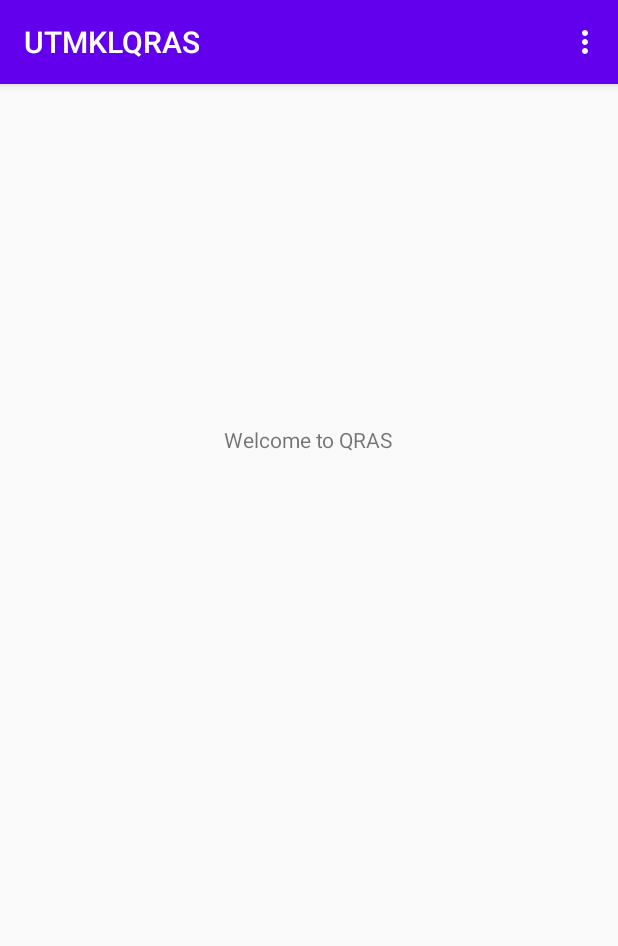
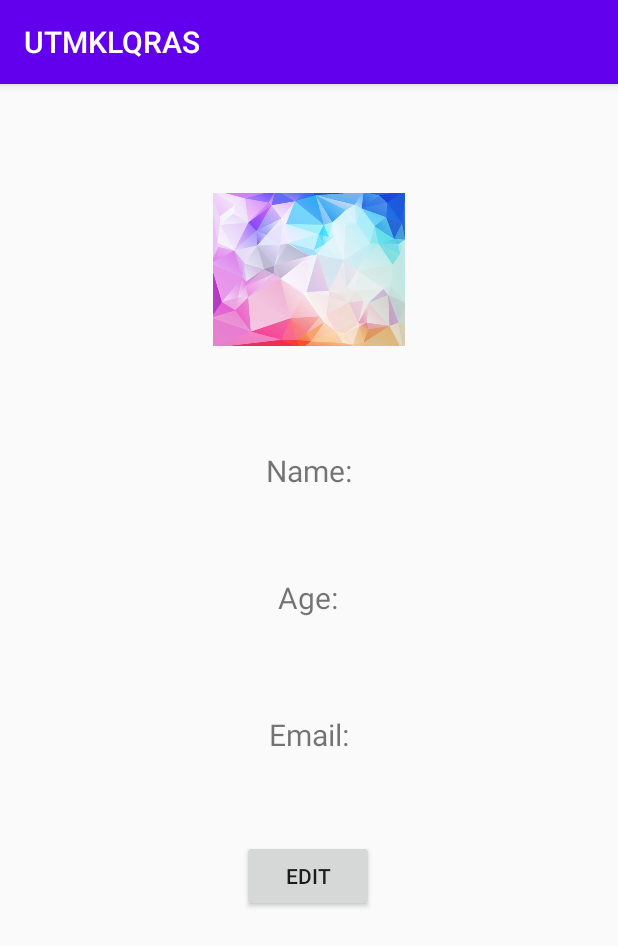
Before and after one commit to adamilman/UTMKLQRAS, an Android app: the screen it shows after launch once a user with an empty profile is signed in (HomePageActivity before the commit, ProfileActivity after it), in the options menu, after a tap on "My Profile", on a phone screen of 412 x 824 dp. Shown: the top 946 px of the screen. Run offline under Robolectric (Android 15) with nearby library versions, the phone set to English and light mode, and no system bars; our stand-ins replace Firebase (no records; nobody signed in at launch, a user with empty details on screens opened directly); 3 statements that could not run were skipped.

Commit message:
edit profile info

```diff
--- a/UTMKLQRAS/app/src/main/AndroidManifest.xml
+++ b/UTMKLQRAS/app/src/main/AndroidManifest.xml
@@ -9,7 +9,8 @@
         android:roundIcon="@mipmap/ic_launcher_round"
         android:supportsRtl="true"
         android:theme="@style/AppTheme">
-        <activity android:name=".PasswordActivity"></activity>
+        <activity android:name=".ProfileActivity"></activity>
+        <activity android:name=".PasswordActivity" />
         <activity android:name=".RegistrationActivity" />
         <activity android:name=".HomePageActivity" />
         <activity android:name=".LoginActivity">
--- a/UTMKLQRAS/app/src/main/java/com/example/utmklqras/HomePageActivity.java
+++ b/UTMKLQRAS/app/src/main/java/com/example/utmklqras/HomePageActivity.java
@@ -40,6 +40,8 @@ public class HomePageActivity extends AppCompatActivity {
             case R.id.menulogout:{
                 Logout();
             }
+            case R.id.menuprofile:
+                startActivity(new Intent(HomePageActivity.this, ProfileActivity.class));
         }
         return super.onOptionsItemSelected(item);
     }
--- /dev/null
+++ b/UTMKLQRAS/app/src/main/java/com/example/utmklqras/ProfileActivity.java
@@ -0,0 +1,59 @@
+package com.example.utmklqras;
+
+import androidx.annotation.NonNull;
+import androidx.appcompat.app.AppCompatActivity;
+
+import android.os.Bundle;
+import android.widget.Button;
+import android.widget.ImageView;
+import android.widget.TextView;
+import android.widget.Toast;
+
+import com.google.firebase.auth.FirebaseAuth;
+import com.google.firebase.database.DataSnapshot;
+import com.google.firebase.database.DatabaseError;
+import com.google.firebase.database.DatabaseReference;
+import com.google.firebase.database.FirebaseDatabase;
+import com.google.firebase.database.ValueEventListener;
+
+public class ProfileActivity extends AppCompatActivity {
+
+    private ImageView profilePic;
+    private TextView profileName, profileAge, profileEmail;
+    private Button profileUpdate;
+    private FirebaseAuth firebaseAuth;
+    private FirebaseDatabase firebaseDatabase;
+
+
+    @Override
+    protected void onCreate(Bundle savedInstanceState) {
+        super.onCreate(savedInstanceState);
+        setContentView(R.layout.activity_profile);
+
+        profilePic = findViewById(R.id.ivProfilePic);
+        profileName = findViewById(R.id.tvProfileName);
+        profileAge= findViewById(R.id.tvProfileAge);
+        profileEmail = findViewById(R.id.tvProfileEmail);
+        profileUpdate = findViewById(R.id.btnProfileUpdate);
+
+        firebaseAuth = FirebaseAuth.getInstance();
+        firebaseDatabase = FirebaseDatabase.getInstance();
+
+        DatabaseReference databaseReference = firebaseDatabase.getReference(firebaseAuth.getUid());
+        databaseReference.addValueEventListener(new ValueEventListener() {
+            @Override
+            public void onDataChange(@NonNull DataSnapshot snapshot) {
+                UserProfile userProfile = snapshot.getValue(UserProfile.class);
+                profileName.setText(userProfile.getName());
+                profileAge.setText(userProfile.getAge());
+                profileEmail.setText(userProfile.getEmail());
+            }
+
+            @Override
+            public void onCancelled(@NonNull DatabaseError error) {
+                Toast.makeText(ProfileActivity.this,error.getCode(), Toast.LENGTH_SHORT).show();
+
+            }
+        });
+    }
+}
--- a/UTMKLQRAS/app/src/main/java/com/example/utmklqras/UserProfile.java
+++ b/UTMKLQRAS/app/src/main/java/com/example/utmklqras/UserProfile.java
@@ -5,9 +5,37 @@ public class UserProfile {
     public String Email;
     public String Name;
 
+    public UserProfile(){
+
+    }
+
     public UserProfile(String userAge, String userEmail, String userName) {
         this.Age = userAge;
         this.Email = userEmail;
         this.Name = userName;
     }
+
+    public String getAge() {
+        return Age;
+    }
+
+    public void setAge(String age) {
+        Age = age;
+    }
+
+    public String getEmail() {
+        return Email;
+    }
+
+    public void setEmail(String email) {
+        Email = email;
+    }
+
+    public String getName() {
+        return Name;
+    }
+
+    public void setName(String name) {
+        Name = name;
+    }
 }
--- /dev/null
+++ b/UTMKLQRAS/app/src/main/res/layout/activity_profile.xml
@@ -0,0 +1,68 @@
+<?xml version="1.0" encoding="utf-8"?>
+<androidx.constraintlayout.widget.ConstraintLayout xmlns:android="http://schemas.android.com/apk/res/android"
+    xmlns:app="http://schemas.android.com/apk/res-auto"
+    xmlns:tools="http://schemas.android.com/tools"
+    android:layout_width="match_parent"
+    android:layout_height="match_parent"
+    tools:context=".ProfileActivity">
+
+    <ImageView
+        android:id="@+id/ivProfilePic"
+        android:layout_width="177dp"
+        android:layout_height="102dp"
+        app:layout_constraintBottom_toBottomOf="parent"
+        app:layout_constraintEnd_toEndOf="parent"
+        app:layout_constraintStart_toStartOf="parent"
+        app:layout_constraintTop_toTopOf="parent"
+        app:layout_constraintVertical_bias="0.109"
+        android:src ="@drawable/abstract_low_poly_background_vector_illustration_570244" />
+
+    <TextView
+        android:id="@+id/tvProfileName"
+        android:layout_width="wrap_content"
+        android:layout_height="wrap_content"
+        android:text="Name:"
+        android:textSize="20sp"
+        app:layout_constraintBottom_toBottomOf="parent"
+        app:layout_constraintEnd_toEndOf="parent"
+        app:layout_constraintStart_toStartOf="parent"
+        app:layout_constraintTop_toBottomOf="@+id/ivProfilePic"
+        app:layout_constraintVertical_bias="0.123" />
+
+    <TextView
+        android:id="@+id/tvProfileAge"
+        android:layout_width="wrap_content"
+        android:layout_height="wrap_content"
+        android:text="Age:"
+        android:textSize="20sp"
+        app:layout_constraintBottom_toBottomOf="parent"
+        app:layout_constraintEnd_toEndOf="parent"
+        app:layout_constraintHorizontal_bias="0.498"
+        app:layout_constraintStart_toStartOf="parent"
+        app:layout_constraintTop_toBottomOf="@+id/tvProfileName"
+        app:layout_constraintVertical_bias="0.122" />
+
+    <TextView
+        android:id="@+id/tvProfileEmail"
+        android:layout_width="wrap_content"
+        android:layout_height="wrap_content"
+        android:text="Email:"
+        android:textSize="20sp"
+        app:layout_constraintBottom_toBottomOf="parent"
+        app:layout_constraintEnd_toEndOf="parent"
+        app:layout_constraintStart_toStartOf="parent"
+        app:layout_constraintTop_toBottomOf="@+id/tvProfileAge"
+        app:layout_constraintVertical_bias="0.166" />
+
+    <Button
+        android:id="@+id/btnProfileUpdate"
+        android:layout_width="wrap_content"
+        android:layout_height="wrap_content"
+        android:text="Edit"
+        app:layout_constraintBottom_toBottomOf="parent"
+        app:layout_constraintEnd_toEndOf="parent"
+        app:layout_constraintHorizontal_bias="0.498"
+        app:layout_constraintStart_toStartOf="parent"
+        app:layout_constraintTop_toBottomOf="@+id/tvProfileEmail"
+        app:layout_constraintVertical_bias="0.207" />
+</androidx.constraintlayout.widget.ConstraintLayout>
```
Also changed, not shown: 1 other file.
